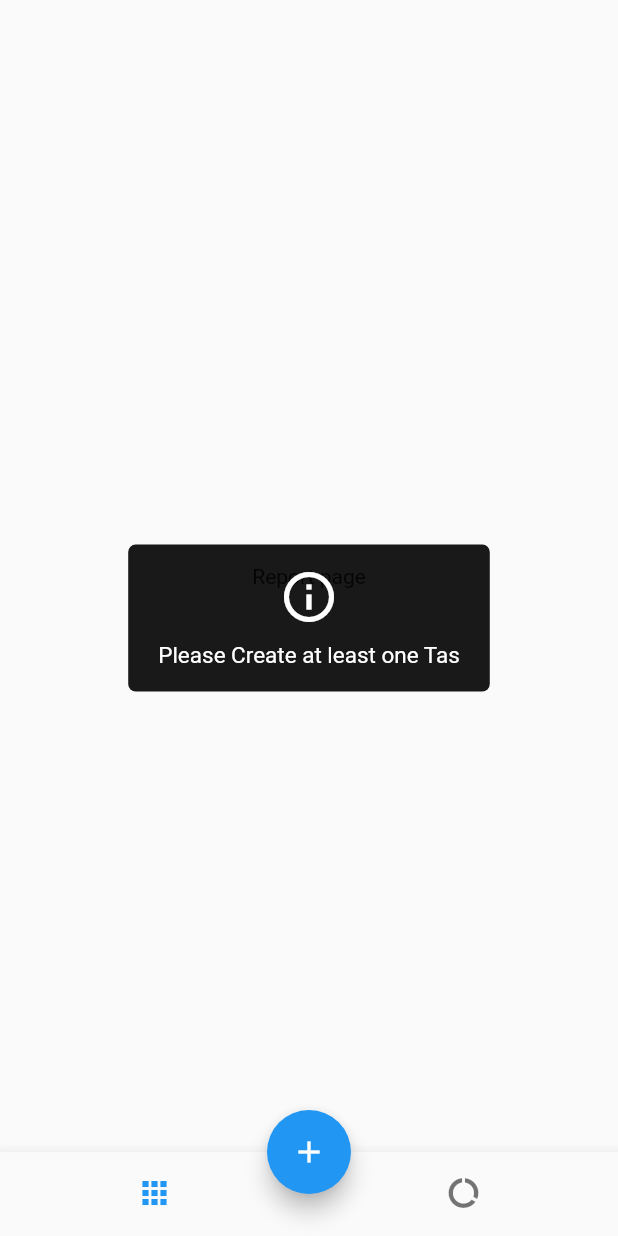
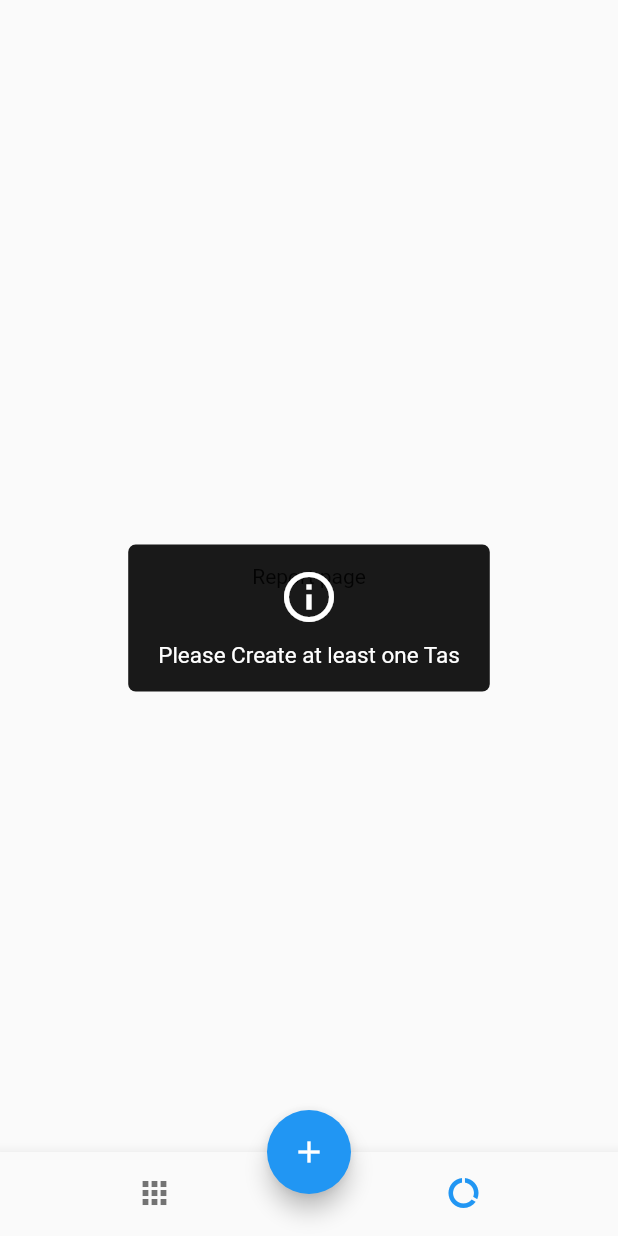
Before and after one commit to MahmoodHashem/todo_getx, a Flutter app: the screen it shows after launch, item 2 of the bottom bar chosen, after a tap on the "add" icon, on a phone screen of 412 x 824 dp. Run offline on Flutter 3.47's test engine with Material 2 defaults, Android fonts, the phone set to English and light mode, and no system bars; our stand-ins replace dotted_border, equatable, flutter_easyloading, get, get_storage, step_progress_indicator.

Commit message:
Fix bugs
There were some issues with the renderbox of the task card and also saving changes when the user went back, all fixed

```diff
--- a/lib/app/modules/details/widgets/doing_list.dart
+++ b/lib/app/modules/details/widgets/doing_list.dart
@@ -46,6 +46,7 @@ class DoingList extends StatelessWidget {
                       value: element['done'],
                       onChanged: (value){
                         homeCtrl.doneTodo(element['title']);
+                        homeCtrl.updateTodo();
                       }),
                 ),
                 Padding(
--- a/lib/app/modules/details/widgets/done_list.dart
+++ b/lib/app/modules/details/widgets/done_list.dart
@@ -52,6 +52,7 @@ class DoneList extends StatelessWidget {
                     children: [
                       IconButton(onPressed: (){
                         homeCtrl.unDoneTodo(element['title']);
+                        homeCtrl.updateTodo();
                       }, icon: const Icon(Icons.check_box, color: Colors.blue)),
                       Padding(
                         padding: EdgeInsets.symmetric(
--- a/lib/app/modules/home/view.dart
+++ b/lib/app/modules/home/view.dart
@@ -1,5 +1,5 @@
 
-import 'dart:html';
+//import 'dart:html';
 
 import 'package:flutter/foundation.dart';
 import 'package:flutter/material.dart';
@@ -72,6 +72,7 @@ class HomePage extends GetView<HomeController> {
         },
         builder: (_, __, ___){
           return Obx( ()=> FloatingActionButton(
+            elevation: 6,
             backgroundColor: controller.deleting.value ? Colors.red: blue,
             onPressed: (){
               if(controller.tasks.isNotEmpty){
@@ -86,7 +87,8 @@ class HomePage extends GetView<HomeController> {
         },
       ),
       floatingActionButtonLocation: FloatingActionButtonLocation.centerDocked,
-      bottomNavigationBar: BottomNavigationBar(
+
+      bottomNavigationBar: Obx(()=> BottomNavigationBar(
           onTap: (index) => controller.changeTabIndex(index),
             currentIndex: controller.tabIndex.value,
             showSelectedLabels: false,
@@ -102,6 +104,7 @@ class HomePage extends GetView<HomeController> {
               )
 
             ]),
+      ),
 
       );
   }
--- a/lib/app/modules/home/widgets/add_card.dart
+++ b/lib/app/modules/home/widgets/add_card.dart
@@ -111,7 +111,7 @@ class AddCard extends StatelessWidget {
               child: Icon(
                 Icons.add,
                 color: Colors.grey,
-                size: 10.0.responsiveWeight,
+                size: 8.0.responsiveWeight,
               ),
             )),
       ),
--- a/lib/app/modules/home/widgets/task_card.dart
+++ b/lib/app/modules/home/widgets/task_card.dart
@@ -61,7 +61,7 @@ class TaskCard extends StatelessWidget {
               child: Icon(IconData(task.icon, fontFamily: 'MaterialIcons'), color: color,),
             ),
             Padding(
-              padding:  EdgeInsets.all(6.0.responsiveWeight),
+              padding:  EdgeInsets.only(left: 6.0.responsiveWeight),
               child: Column(
                 crossAxisAlignment: CrossAxisAlignment.start,
                 children: [
@@ -73,7 +73,7 @@ class TaskCard extends StatelessWidget {
                     overflow: TextOverflow.ellipsis,
                   ),
                   SizedBox(
-                    height: 2.0.responsiveWeight,
+                    height: 3.0.responsiveWeight,
                   ),
                   Text('${task.todos?.length ?? 0} Tasks',
                   overflow: TextOverflow.ellipsis,
```
Lines whose indentation alone changed are shown as unchanged.
